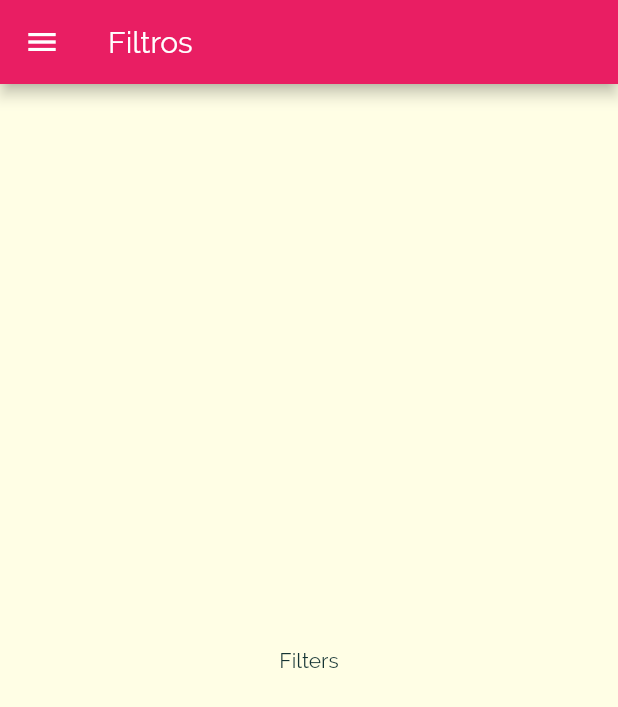
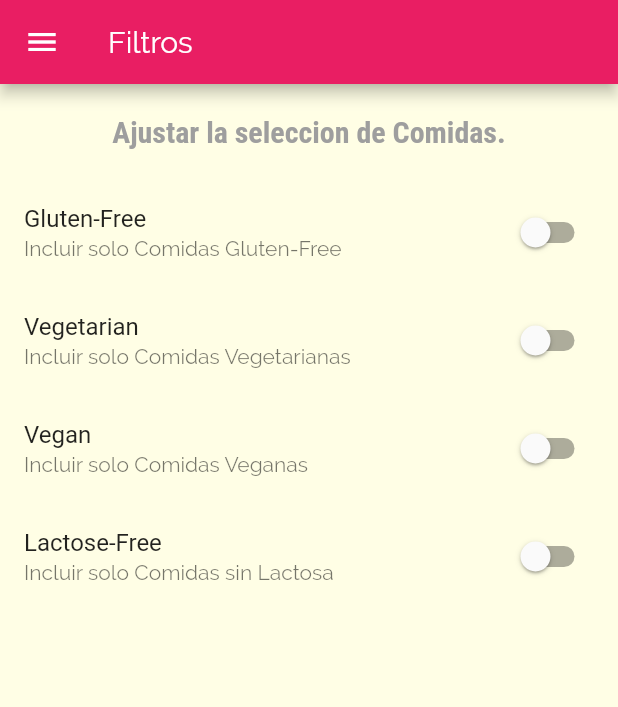
Before and after one commit to Alex9790/MealsApp, a Flutter app: the FiltersScreen screen opened by its route, on a phone screen of 412 x 824 dp. Shown: the top 707 px of the screen. Run offline on Flutter 3.47's test engine with Material 2 defaults, Android fonts, the phone set to English and light mode, and no system bars.

Commit message:
28. Se agregan swithes para filtrar los alimentos, aun sin efecto

```diff
--- a/meals_app/lib/screens/filters_screen.dart
+++ b/meals_app/lib/screens/filters_screen.dart
@@ -2,8 +2,30 @@ import 'package:flutter/material.dart';
 
 import '../widgets/main_drawer.dart';
 
-class FiltersScreen extends StatelessWidget {
+class FiltersScreen extends StatefulWidget {
   static const routeName = "/filters";
+
+  @override
+  _FiltersScreenState createState() => _FiltersScreenState();
+}
+
+class _FiltersScreenState extends State<FiltersScreen> {
+  bool _glutenFree = false;
+  bool _vegetarian = false;
+  bool _vegan = false;
+  bool _lactoseFree = false;
+
+  Widget _buildSwitchListTile(String title, String description,
+      bool currentValue, Function updateValue) {
+    //Widget que muestra un Switch con un texto anexo
+    return SwitchListTile(
+      title: Text(title),
+      value: currentValue,
+      subtitle: Text(description),
+      //funcion para cambiar el valor del switch
+      onChanged: updateValue,
+    );
+  }
 
   @override
   Widget build(BuildContext context) {
@@ -12,8 +34,65 @@ class FiltersScreen extends StatelessWidget {
         title: Text("Filtros"),
       ),
       drawer: MainDrawer(),
-      body: Center(
-        child: Text("Filters"),
+      body: Column(
+        children: <Widget>[
+          //servira como titulo
+          Container(
+            padding: EdgeInsets.all(20),
+            child: Text(
+              "Ajustar la seleccion de Comidas.",
+              style: Theme.of(context).textTheme.title,
+            ),
+          ),
+          //Widget que se asegura que el Widget hijo cubra tanto espacio como pueda, dentro de la Column/Row que lo contiene
+          Expanded(
+            child: ListView(
+              //se usara el argumento children porque se sabe la cantidad de elementos que contendra la lista
+              children: <Widget>[
+                _buildSwitchListTile(
+                  "Gluten-Free",
+                  "Incluir solo Comidas Gluten-Free",
+                  _glutenFree,
+                  (newValue) {
+                    setState(() {
+                      _glutenFree = newValue;
+                    });
+                  },
+                ),
+                _buildSwitchListTile(
+                  "Vegetarian",
+                  "Incluir solo Comidas Vegetarianas",
+                  _vegetarian,
+                  (newValue) {
+                    setState(() {
+                      _vegetarian = newValue;
+                    });
+                  },
+                ),
+                _buildSwitchListTile(
+                  "Vegan",
+                  "Incluir solo Comidas Veganas",
+                  _vegan,
+                  (newValue) {
+                    setState(() {
+                      _vegan = newValue;
+                    });
+                  },
+                ),
+                _buildSwitchListTile(
+                  "Lactose-Free",
+                  "Incluir solo Comidas sin Lactosa",
+                  _lactoseFree,
+                  (newValue) {
+                    setState(() {
+                      _lactoseFree = newValue;
+                    });
+                  },
+                ),
+              ],
+            ),
+          ),
+        ],
       ),
     );
   }
```
